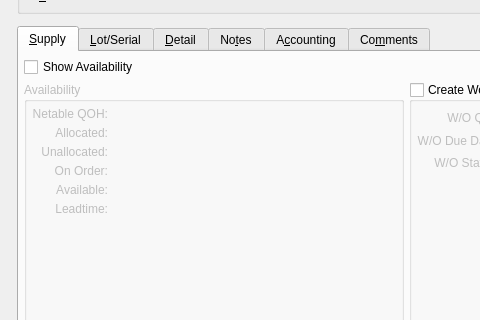
This is guiclient/returnAuthorizationItem.ui in Pegasus-RPG/xtuple-client as Qt 5 draws it before an edit; both pictures show x 0 to 480 and y 392 to 712 of the 812 by 865 pixel window. The edited form follows.
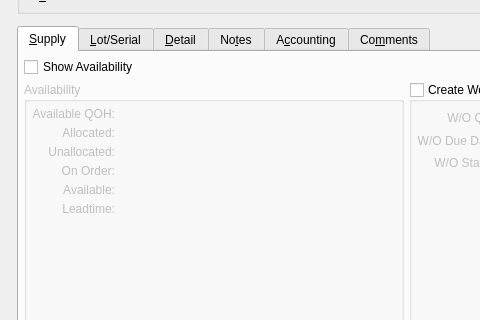
This is the edited form. Custom widgets are drawn as their Qt base class.

What changed in the file:
```diff
--- a/guiclient/returnAuthorizationItem.ui
+++ b/guiclient/returnAuthorizationItem.ui
@@ -1167,7 +1167,7 @@
                   <item row="0" column="0">
                    <widget class="QLabel" name="_onHandLit">
                     <property name="text">
-                     <string>Netable QOH:</string>
+                     <string>Available QOH:</string>
                     </property>
                     <property name="alignment">
                      <set>Qt::AlignRight|Qt::AlignTrailing|Qt::AlignVCenter</set>
```
